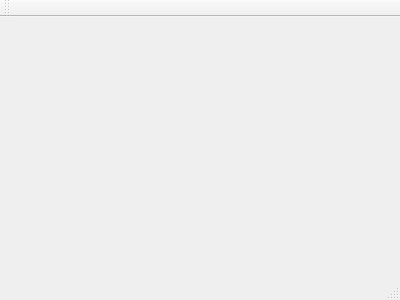
First picture: the form in _exam/Project_3_CS/mainwindow.ui, repository Vincent9974/Project_4_QtTest, before the edit.
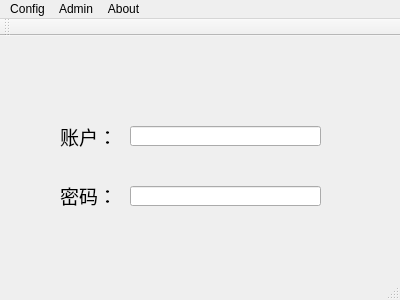
Second picture: the form after the edit.

```diff
--- a/_exam/Project_3_CS/mainwindow.ui
+++ b/_exam/Project_3_CS/mainwindow.ui
@@ -12,13 +12,165 @@
   <property name="windowTitle" >
    <string>MainWindow</string>
   </property>
-  <widget class="QMenuBar" name="menuBar" />
-  <widget class="QToolBar" name="mainToolBar" />
-  <widget class="QWidget" name="centralWidget" />
-  <widget class="QStatusBar" name="statusBar" />
+  <property name="autoFillBackground">
+   <bool>false</bool>
+  </property>
+  <property name="styleSheet">
+   <string notr="true">QMainWindow
+{
+	
+}</string>
+  </property>
+  <widget class="QWidget" name="centralWidget">
+   <property name="styleSheet">
+    <string notr="true"/>
+   </property>
+   <widget class="QLabel" name="label_2">
+    <property name="geometry">
+     <rect>
+      <x>60</x>
+      <y>134</y>
+      <width>71</width>
+      <height>51</height>
+     </rect>
+    </property>
+    <property name="font">
+     <font>
+      <family>宋体</family>
+      <pointsize>14</pointsize>
+     </font>
+    </property>
+    <property name="text">
+     <string>密码：</string>
+    </property>
+   </widget>
+   <widget class="QLabel" name="label_3">
+    <property name="geometry">
+     <rect>
+      <x>60</x>
+      <y>75</y>
+      <width>71</width>
+      <height>51</height>
+     </rect>
+    </property>
+    <property name="font">
+     <font>
+      <family>宋体</family>
+      <pointsize>14</pointsize>
+     </font>
+    </property>
+    <property name="text">
+     <string>账户：</string>
+    </property>
+   </widget>
+   <widget class="QLineEdit" name="lineEditAccount">
+    <property name="geometry">
+     <rect>
+      <x>130</x>
+      <y>90</y>
+      <width>191</width>
+      <height>20</height>
+     </rect>
+    </property>
+   </widget>
+   <widget class="QLineEdit" name="lineEditPassword">
+    <property name="geometry">
+     <rect>
+      <x>130</x>
+      <y>150</y>
+      <width>191</width>
+      <height>20</height>
+     </rect>
+    </property>
+    <property name="echoMode">
+     <enum>QLineEdit::Password</enum>
+    </property>
+   </widget>
+  </widget>
+  <widget class="QMenuBar" name="menuBar">
+   <property name="geometry">
+    <rect>
+     <x>0</x>
+     <y>0</y>
+     <width>400</width>
+     <height>21</height>
+    </rect>
+   </property>
+   <widget class="QMenu" name="menuFile">
+    <property name="title">
+     <string>Config</string>
+    </property>
+    <addaction name="actionLoad"/>
+    <addaction name="actionSave"/>
+   </widget>
+   <widget class="QMenu" name="menuAdmin">
+    <property name="title">
+     <string>Admin</string>
+    </property>
+    <addaction name="actionconfig1"/>
+    <addaction name="actionconfig2"/>
+    <addaction name="actionconfig3"/>
+   </widget>
+   <widget class="QMenu" name="menuAbout">
+    <property name="title">
+     <string>About</string>
+    </property>
+   </widget>
+   <addaction name="menuFile"/>
+   <addaction name="menuAdmin"/>
+   <addaction name="menuAbout"/>
+  </widget>
+  <widget class="QToolBar" name="mainToolBar">
+   <attribute name="toolBarArea">
+    <enum>TopToolBarArea</enum>
+   </attribute>
+   <attribute name="toolBarBreak">
+    <bool>false</bool>
+   </attribute>
+  </widget>
+  <widget class="QStatusBar" name="statusBar"/>
+  <action name="actionLoad">
+   <property name="text">
+    <string>Load</string>
+   </property>
+   <property name="statusTip">
+    <string>从服务器中，把本账号的配置都下载到本地，并更新到软件界面的显示中</string>
+   </property>
+  </action>
+  <action name="actionSave">
+   <property name="text">
+    <string>Save</string>
+   </property>
+  </action>
+  <action name="actionconfig1">
+   <property name="checkable">
+    <bool>true</bool>
+   </property>
+   <property name="enabled">
+    <bool>true</bool>
+   </property>
+   <property name="text">
+    <string>config1</string>
+   </property>
+  </action>
+  <action name="actionconfig2">
+   <property name="checkable">
+    <bool>true</bool>
+   </property>
+   <property name="text">
+    <string>config2</string>
+   </property>
+  </action>
+  <action name="actionconfig3">
+   <property name="checkable">
+    <bool>true</bool>
+   </property>
+   <property name="text">
+    <string>config3</string>
+   </property>
+  </action>
  </widget>
- <layoutDefault spacing="6" margin="11" />
- <pixmapfunction></pixmapfunction>
+ <layoutdefault spacing="6" margin="11"/>
  <resources/>
  <connections/>
 </ui>
```
Left out of the diff: 7 changed lines with no effect on the pictures.
